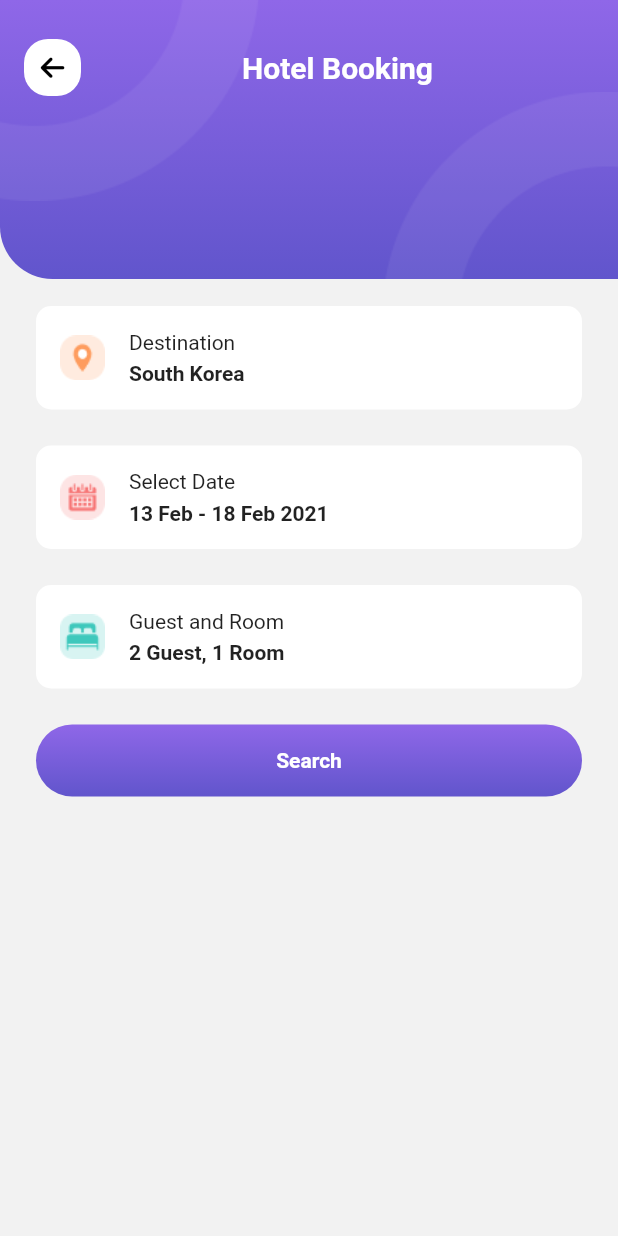
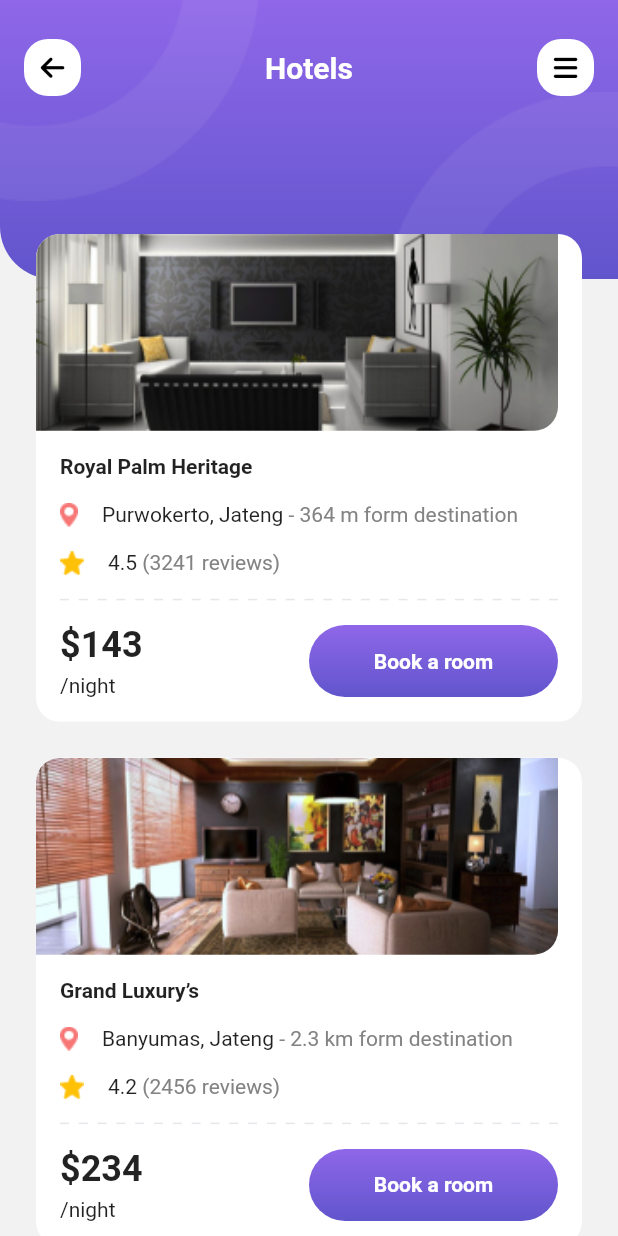
Before and after one commit to vfa-cuongtt/flutter_travel, a Flutter app: the HotelBookingScreen screen opened by its route, after a tap on "Search", on a phone screen of 412 x 824 dp. Run offline on Flutter 3.47's test engine with Material 2 defaults, Android fonts, the phone set to English and light mode, and no system bars; our stand-ins replace font_awesome_flutter, hive_flutter, salomon_bottom_bar, smooth_page_indicator, syncfusion_flutter_datepicker; accounts and stored records are empty.

Commit message:
Create hotel screen

```diff
--- a/lib/core/helpers/asset_helper.dart
+++ b/lib/core/helpers/asset_helper.dart
@@ -19,4 +19,13 @@ class AssetHelper {
   static const String iconDecreaseDisable =
       'assets/icons/icon_decrease_disable.png';
   static const String iconIncrease = 'assets/icons/icon_increase.png';
+  static const String iconHeartActive = 'assets/icons/icon_heart_active.png';
+  static const String iconHeartInactive =
+      'assets/icons/icon_heart_inactive.png';
+  static const String iconPinLocation = 'assets/icons/icon_pin_location.png';
+  static const String iconStar = 'assets/icons/icon_star.png';
+
+  static const String imgHotel1 = 'assets/images/hotel1.png';
+  static const String imgHotel2 = 'assets/images/hotel2.png';
+  static const String imgHotel3 = 'assets/images/hotel3.png';
 }
--- /dev/null
+++ b/lib/data/models/hotel_model.dart
@@ -0,0 +1,17 @@
+class HotelModel {
+  HotelModel(
+      {required this.hotelImage,
+      required this.hotelName,
+      required this.location,
+      required this.awayKilometer,
+      required this.star,
+      required this.numberOfReview,
+      required this.price});
+  final String hotelImage;
+  final String hotelName;
+  final String location;
+  final String awayKilometer;
+  final double star;
+  final int numberOfReview;
+  final int price;
+}
--- a/lib/representation/screens/hotel_booking_screen.dart
+++ b/lib/representation/screens/hotel_booking_screen.dart
@@ -1,6 +1,7 @@
 import 'package:flutter/material.dart';
 import 'package:travel_app/core/extensions/date_ext.dart';
 import 'package:travel_app/representation/screens/guest_and_room_booking_screen.dart';
+import 'package:travel_app/representation/screens/hotels_screen.dart';
 import 'package:travel_app/representation/screens/select_date_screen.dart';
 import '../../core/constants/dimension_contants.dart';
 import '../../core/helpers/asset_helper.dart';
@@ -78,7 +79,9 @@ class _HotelBookingScreenState extends State<HotelBookingScreen> {
             ),
             ButtonWidget(
               title: 'Search',
-              onTap: () {},
+              onTap: () {
+                Navigator.of(context).pushNamed(HotelsScreen.routeName);
+              },
             )
           ],
         ),
--- a/lib/representation/screens/hotel_screen.dart
+++ /dev/null
@@ -1,19 +0,0 @@
-import 'package:flutter/material.dart';
-
-class HotelScreen extends StatefulWidget {
-  const HotelScreen({Key? key}) : super(key: key);
-
-  static const String routeName = '/hotel_screen';
-
-  @override
-  State<HotelScreen> createState() => _HotelScreenState();
-}
-
-class _HotelScreenState extends State<HotelScreen> {
-  @override
-  Widget build(BuildContext context) {
-    return Container(
-      color: Colors.red,
-    );
-  }
-}
--- /dev/null
+++ b/lib/representation/screens/hotels_screen.dart
@@ -0,0 +1,61 @@
+import 'package:flutter/material.dart';
+import 'package:travel_app/representation/widgets/app_bar_container.dart';
+import 'package:travel_app/representation/widgets/item_hotel_widget.dart';
+
+import '../../core/helpers/asset_helper.dart';
+import '../../data/models/hotel_model.dart';
+
+class HotelsScreen extends StatefulWidget {
+  const HotelsScreen({Key? key}) : super(key: key);
+
+  static const String routeName = '/hotels_screen';
+
+  @override
+  State<HotelsScreen> createState() => _HotelsScreenState();
+}
+
+class _HotelsScreenState extends State<HotelsScreen> {
+  final List<HotelModel> listHotel = [
+    HotelModel(
+      hotelImage: AssetHelper.imgHotel1,
+      hotelName: 'Royal Palm Heritage',
+      location: 'Purwokerto, Jateng',
+      awayKilometer: '364 m',
+      star: 4.5,
+      numberOfReview: 3241,
+      price: 143,
+    ),
+    HotelModel(
+      hotelImage: AssetHelper.imgHotel2,
+      hotelName: 'Grand Luxury’s',
+      location: 'Banyumas, Jateng',
+      awayKilometer: '2.3 km',
+      star: 4.2,
+      numberOfReview: 2456,
+      price: 234,
+    ),
+    HotelModel(
+      hotelImage: AssetHelper.imgHotel3,
+      hotelName: 'The Orlando House',
+      location: 'Ajibarang, Jateng',
+      awayKilometer: '1.1 km',
+      star: 3.8,
+      numberOfReview: 1234,
+      price: 132,
+    ),
+  ];
+
+  @override
+  Widget build(BuildContext context) {
+    return AppBarContainerWidgets(
+        implementLeading: true,
+        implementTrailing: true,
+        titleString: 'Hotels',
+        child: SingleChildScrollView(
+          child: Column(
+            children:
+                listHotel.map((e) => ItemHotelWidget(hotelModel: e)).toList(),
+          ),
+        ));
+  }
+}
--- /dev/null
+++ b/lib/representation/widgets/dashline_widget.dart
@@ -0,0 +1,40 @@
+import 'package:flutter/material.dart';
+import 'package:travel_app/core/constants/color_constants.dart';
+import 'package:travel_app/core/constants/dimension_contants.dart';
+
+class DashLineWidget extends StatelessWidget {
+  const DashLineWidget(
+      {Key? key, this.height = 1, this.color = ColorPalette.dividerColor})
+      : super(key: key);
+
+  final double height;
+  final Color color;
+  @override
+  Widget build(BuildContext context) {
+    return LayoutBuilder(
+        builder: (BuildContext context, BoxConstraints constraints) {
+      final boxWidth = constraints.constrainWidth();
+      const dashWidth = 6.0;
+      final dashHeight = height;
+      final dashCount = (boxWidth / (2 * dashWidth)).floor();
+      return Padding(
+        padding: const EdgeInsets.symmetric(vertical: kDefaultPadding),
+        child: Flex(
+            mainAxisAlignment: MainAxisAlignment.spaceBetween,
+            direction: Axis.horizontal,
+            children: List.generate(
+              dashCount,
+              (_) {
+                return SizedBox(
+                  width: dashWidth,
+                  height: dashHeight,
+                  child: DecoratedBox(
+                    decoration: BoxDecoration(color: color),
+                  ),
+                );
+              },
+            )),
+      );
+    });
+  }
+}
--- /dev/null
+++ b/lib/representation/widgets/item_hotel_widget.dart
@@ -0,0 +1,119 @@
+import 'package:flutter/material.dart';
+import 'package:travel_app/core/constants/color_constants.dart';
+import 'package:travel_app/core/constants/dimension_contants.dart';
+import 'package:travel_app/core/helpers/image_helper.dart';
+import 'package:travel_app/data/models/hotel_model.dart';
+import 'package:travel_app/representation/widgets/button_widget.dart';
+
+import '../../core/helpers/asset_helper.dart';
+import 'dashline_widget.dart';
+
+class ItemHotelWidget extends StatelessWidget {
+  const ItemHotelWidget({Key? key, required this.hotelModel}) : super(key: key);
+  final HotelModel hotelModel;
+
+  @override
+  Widget build(BuildContext context) {
+    return Container(
+      decoration: BoxDecoration(
+        borderRadius: BorderRadius.circular(kDefaultPadding),
+        color: Colors.white,
+      ),
+      margin: const EdgeInsets.only(
+        bottom: kMediumPadding,
+      ),
+      child: Column(
+        children: [
+          Container(
+            width: double.infinity,
+            margin: const EdgeInsets.only(right: kDefaultPadding),
+            child: ImageHelper.loadFromAsset(
+              hotelModel.hotelImage,
+              radius: const BorderRadius.only(
+                topLeft: Radius.circular(kDefaultPadding),
+                bottomRight: Radius.circular(kDefaultPadding),
+              ),
+            ),
+          ),
+          Padding(
+            padding: const EdgeInsets.symmetric(
+                horizontal: kDefaultPadding, vertical: kDefaultPadding),
+            child: Column(
+              crossAxisAlignment: CrossAxisAlignment.start,
+              children: [
+                Text(
+                  hotelModel.hotelName,
+                  style: TextStyle(fontWeight: FontWeight.bold),
+                ),
+                const SizedBox(
+                  height: kDefaultPadding,
+                ),
+                Row(
+                  children: [
+                    ImageHelper.loadFromAsset(AssetHelper.iconPinLocation),
+                    const SizedBox(
+                      width: kDefaultPadding,
+                    ),
+                    Text(hotelModel.location),
+                    Expanded(
+                      child: Text(
+                        ' - ${hotelModel.awayKilometer} form destination',
+                        style:
+                            const TextStyle(color: ColorPalette.subTitleColor),
+                        maxLines: 1,
+                        overflow: TextOverflow.ellipsis,
+                      ),
+                    ),
+                  ],
+                ),
+                const SizedBox(
+                  height: kDefaultPadding,
+                ),
+                Row(
+                  children: [
+                    ImageHelper.loadFromAsset(AssetHelper.iconStar),
+                    const SizedBox(
+                      width: kDefaultPadding,
+                    ),
+                    Text(hotelModel.star.toString()),
+                    Text(
+                      ' (${hotelModel.numberOfReview} reviews)',
+                      style: TextStyle(color: ColorPalette.subTitleColor),
+                    ),
+                  ],
+                ),
+                const DashLineWidget(),
+                Row(
+                  children: [
+                    Expanded(
+                      child: Column(
+                        crossAxisAlignment: CrossAxisAlignment.start,
+                        children: [
+                          Text(
+                            '\$${hotelModel.price}',
+                            style: const TextStyle(
+                                fontWeight: FontWeight.bold, fontSize: 24),
+                          ),
+                          const SizedBox(
+                            height: kMinPadding,
+                          ),
+                          const Text('/night'),
+                        ],
+                      ),
+                    ),
+                    Expanded(
+                      child: ButtonWidget(
+                        title: 'Book a room',
+                        onTap: () {},
+                      ),
+                    )
+                  ],
+                )
+              ],
+            ),
+          )
+        ],
+      ),
+    );
+  }
+}
--- a/lib/routes.dart
+++ b/lib/routes.dart
@@ -1,7 +1,7 @@
 import 'package:flutter/material.dart';
 import 'package:travel_app/representation/screens/guest_and_room_booking_screen.dart';
 import 'package:travel_app/representation/screens/hotel_booking_screen.dart';
-import 'package:travel_app/representation/screens/hotel_screen.dart';
+import 'package:travel_app/representation/screens/hotels_screen.dart';
 import 'package:travel_app/representation/screens/intro_screen.dart';
 import 'package:travel_app/representation/screens/main_app.dart';
 import 'package:travel_app/representation/screens/select_date_screen.dart';
@@ -11,7 +11,7 @@ final Map<String, WidgetBuilder> routes = {
   SplashScreen.routeName: (context) => const SplashScreen(),
   IntroScreen.routeName: (context) => const IntroScreen(),
   MainApp.routeName: (context) => const MainApp(),
-  HotelScreen.routeName: (context) => const HotelScreen(),
+  HotelsScreen.routeName: (context) => const HotelsScreen(),
   HotelBookingScreen.routeName: (context) => const HotelBookingScreen(),
   SelectDateScreen.routeName: (context) => SelectDateScreen(),
   GuestAndRoomBookingWidget.routeName: (context) =>
```
Also changed, not shown: assets/icons/icon_heart_active.png (added), assets/icons/icon_heart_inactive.png (added), assets/icons/icon_pin_location.png (added), assets/icons/icon_star.png (added), assets/images/hotel1.png (added), assets/images/hotel2.png (added), assets/images/hotel3.png (added).
